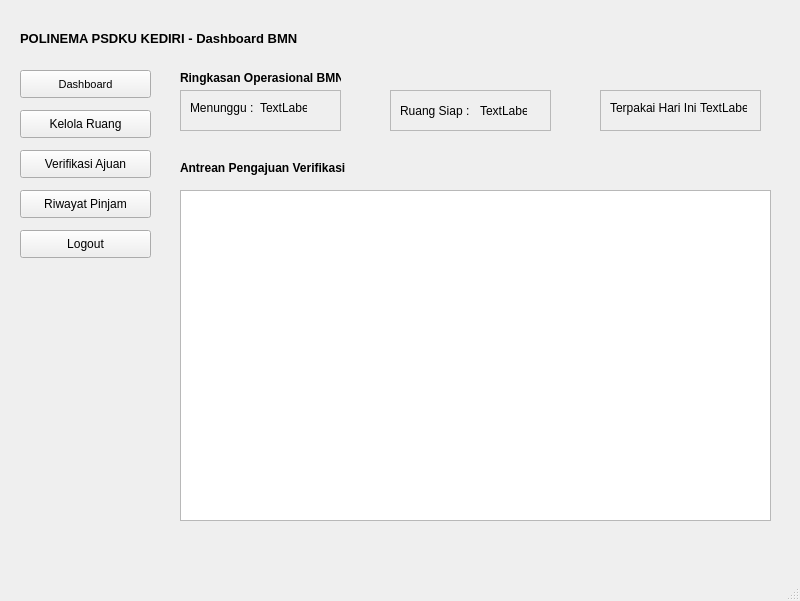
Old version of the form ui/dashboard_bmn.ui in the repository Ariel-F-S/SistemPeminjamanRuangPolinemaKampusKediri.
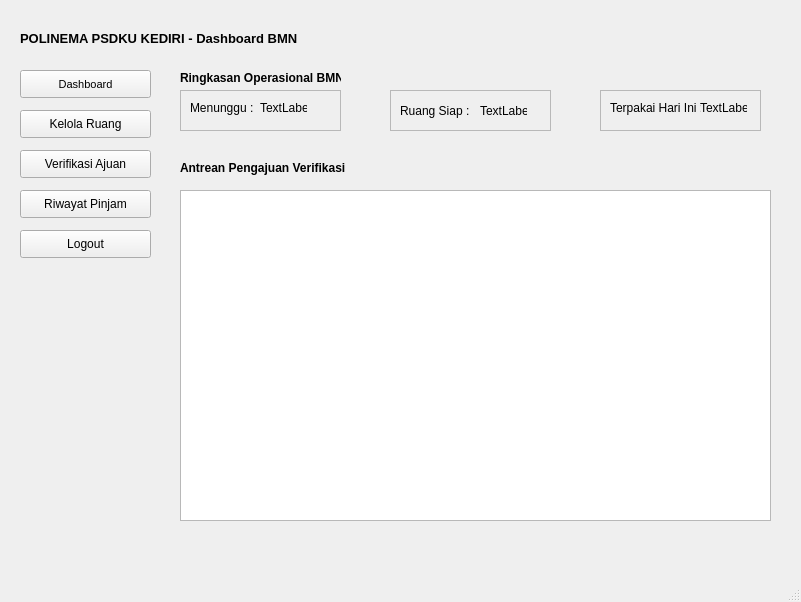
New version of the form. Icons and pictures are not drawn.

```diff
--- a/ui/dashboard_bmn.ui
+++ b/ui/dashboard_bmn.ui
@@ -6,8 +6,8 @@
    <rect>
     <x>0</x>
     <y>0</y>
-    <width>800</width>
-    <height>601</height>
+    <width>801</width>
+    <height>602</height>
    </rect>
   </property>
   <property name="windowTitle">
```
Left out of the diff: 2 changed lines with no effect on the pictures.
